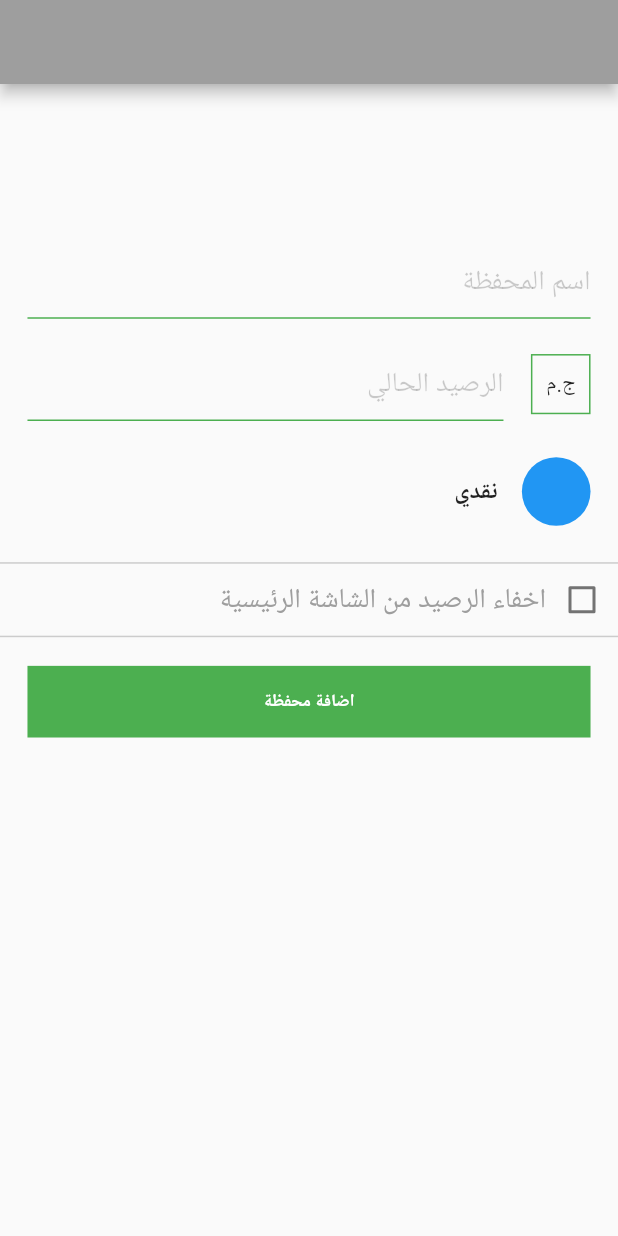
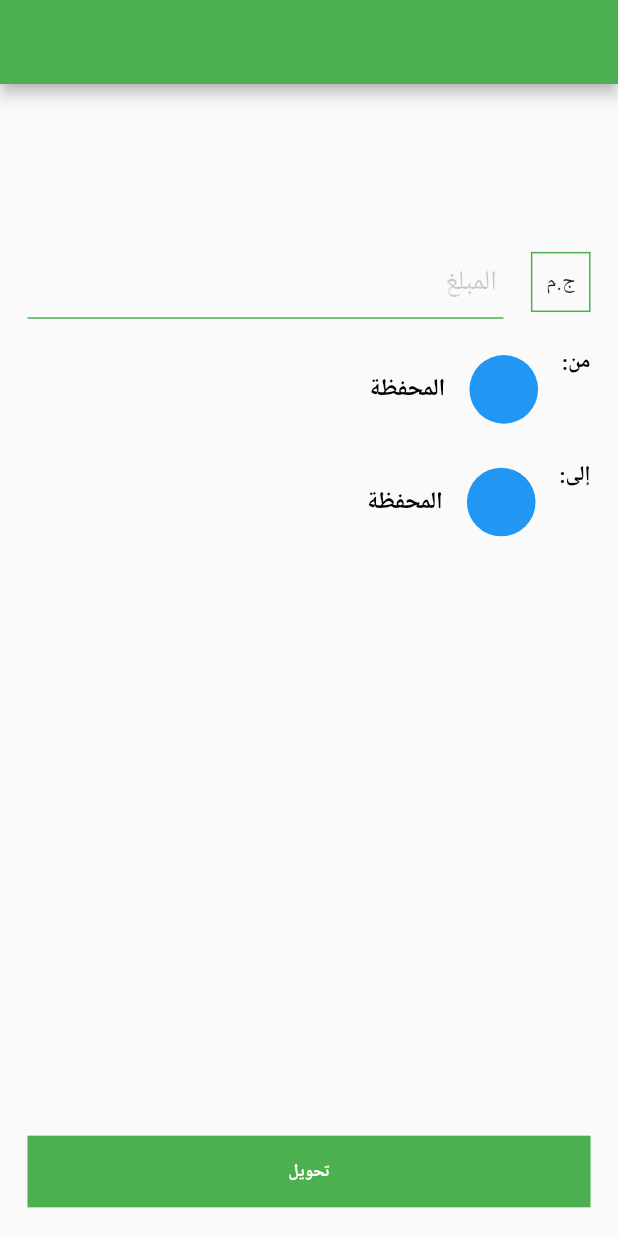
Before and after one commit to Basel85/masaref, a Flutter app: the screen it shows after launch, on a phone screen of 412 x 824 dp. Run offline on Flutter 3.47's test engine with Material 2 defaults, Android fonts, the phone set to English and light mode, and no system bars; our stand-ins replace flutter_bloc, flutter_screenutil, google_fonts, shared_preferences; Roboto replaces fonts that are missing (Cairo).

Commit message:
exchange between two wallets almost done

```diff
--- /dev/null
+++ b/lib/core/widgets/price_text_form_field.dart
@@ -0,0 +1,35 @@
+import 'package:flutter/material.dart';
+import 'package:flutter_screenutil/flutter_screenutil.dart';
+import 'package:masaref/core/utils/app_colors.dart';
+import 'package:masaref/core/widgets/custom_form_field.dart';
+
+class PriceTextFormField extends StatelessWidget {
+  const PriceTextFormField({super.key});
+
+  @override
+  Widget build(BuildContext context) {
+    return Padding(
+      padding: EdgeInsets.symmetric(horizontal: 16.0.w),
+      child: Row(
+        children: [
+          Container(
+            padding: EdgeInsets.symmetric(horizontal: 8.w, vertical: 8.h),
+            decoration: BoxDecoration(
+              border: Border.all(color: AppColors.primaryColor),
+            ),
+            child: const Text("ج.م"),
+          ),
+          SizedBox(
+            width: 16.w,
+          ),
+          Expanded(
+            child: CustomFormField(
+              hinttext: " المبلغ",
+              hintsize: 14.sp,
+            ),
+          ),
+        ],
+      ),
+    );
+  }
+}
--- a/lib/features/add_new_wallet/presentation/add_new_wallet.dart
+++ b/lib/features/add_new_wallet/presentation/add_new_wallet.dart
@@ -5,6 +5,7 @@ import 'package:flutter_screenutil/flutter_screenutil.dart';
 import 'package:masaref/core/utils/app_colors.dart';
 import 'package:masaref/core/widgets/custom_button.dart';
 import 'package:masaref/core/widgets/custom_form_field.dart';
+import 'package:masaref/core/widgets/price_text_form_field.dart';
 import 'package:masaref/features/add_new_wallet/cubits/check_box/check_box_cubit.dart';
 import 'package:masaref/features/add_new_wallet/cubits/check_box/check_box_states.dart';
 
@@ -34,32 +35,7 @@ class AddNewWalletScreen extends StatelessWidget {
             SizedBox(
               height: 16.h,
             ),
-            Padding(
-              padding: EdgeInsets.symmetric(
-                horizontal: 16.w,
-              ),
-              child: Row(
-                children: [
-                  Container(
-                    padding:
-                        EdgeInsets.symmetric(horizontal: 8.w, vertical: 8.h),
-                    decoration: BoxDecoration(
-                      border: Border.all(color: AppColors.primaryColor),
-                    ),
-                    child: const Text("ج.م"),
-                  ),
-                  SizedBox(
-                    width: 16.w,
-                  ),
-                  Expanded(
-                    child: CustomFormField(
-                      hinttext: "الرصيد الحالي",
-                      hintsize: 14.sp,
-                    ),
-                  ),
-                ],
-              ),
-            ),
+            const PriceTextFormField(),
             SizedBox(
               height: 16.h,
             ),
--- /dev/null
+++ b/lib/features/exchange_between_two_wallets/presentation/exchange_between_two_wallets_screen.dart
@@ -0,0 +1,43 @@
+import 'package:flutter/material.dart';
+import 'package:flutter_screenutil/flutter_screenutil.dart';
+import 'package:masaref/core/utils/app_colors.dart';
+import 'package:masaref/features/exchange_between_two_wallets/presentation/widgets/exchange_button.dart';
+import 'package:masaref/features/exchange_between_two_wallets/presentation/widgets/from_wallet.dart';
+import 'package:masaref/core/widgets/price_text_form_field.dart';
+import 'package:masaref/features/exchange_between_two_wallets/presentation/widgets/to_wallet.dart';
+
+class ExchangeBetweenTwoWallets extends StatelessWidget {
+  const ExchangeBetweenTwoWallets({super.key});
+
+  @override
+  Widget build(BuildContext context) {
+    return Scaffold(
+        appBar: AppBar(
+          backgroundColor: AppColors.primaryColor,
+        ),
+        body: Directionality(
+          textDirection: TextDirection.rtl,
+          child: Column(
+            children: [
+              Expanded(
+                child: ListView(
+                  padding: EdgeInsets.symmetric(vertical: 90.h),
+                  children: [
+                    const PriceTextFormField(),
+                    SizedBox(
+                      height: 16.h,
+                    ),
+                    const FromWallet(),
+                    SizedBox(
+                      height: 16.h,
+                    ),
+                    const ToWallet()
+                  ],
+                ),
+              ),
+              const ExchangeButton()
+            ],
+          ),
+        ));
+  }
+}
--- /dev/null
+++ b/lib/features/exchange_between_two_wallets/presentation/widgets/exchange_button.dart
@@ -0,0 +1,17 @@
+import 'package:flutter/material.dart';
+import 'package:flutter_screenutil/flutter_screenutil.dart';
+import 'package:masaref/core/widgets/custom_button.dart';
+
+class ExchangeButton extends StatelessWidget {
+  const ExchangeButton({super.key});
+
+  @override
+  Widget build(BuildContext context) {
+    return Padding(
+      padding: EdgeInsets.symmetric(horizontal: 16.w, vertical: 16.h),
+      child: const CustomButton(
+        title: "تحويل",
+      ),
+    );
+  }
+}
--- /dev/null
+++ b/lib/features/exchange_between_two_wallets/presentation/widgets/from_to_wallet.dart
@@ -0,0 +1,34 @@
+import 'package:flutter/material.dart';
+import 'package:flutter_screenutil/flutter_screenutil.dart';
+
+class FromToWallet extends StatelessWidget {
+  final String text;
+  const FromToWallet({super.key, required this.text});
+
+  @override
+  Widget build(BuildContext context) {
+    return Row(
+      crossAxisAlignment: CrossAxisAlignment.start,
+      children: [
+        Text(
+          text,
+          style:
+              const TextStyle(color: Colors.black, fontWeight: FontWeight.bold),
+        ),
+        Expanded(
+          child: ListTile(
+            leading: CircleAvatar(
+              backgroundColor: Colors.blue,
+              radius: 20.r,
+            ),
+            title: const Text(
+              "المحفظة",
+              style:
+                  TextStyle(color: Colors.black, fontWeight: FontWeight.bold),
+            ),
+          ),
+        ),
+      ],
+    );
+  }
+}
--- /dev/null
+++ b/lib/features/exchange_between_two_wallets/presentation/widgets/from_wallet.dart
@@ -0,0 +1,17 @@
+import 'package:flutter/material.dart';
+import 'package:flutter_screenutil/flutter_screenutil.dart';
+import 'package:masaref/features/exchange_between_two_wallets/presentation/widgets/from_to_wallet.dart';
+
+class FromWallet extends StatelessWidget {
+  const FromWallet({super.key});
+
+  @override
+  Widget build(BuildContext context) {
+    return Padding(
+      padding: EdgeInsets.symmetric(horizontal: 16.0.w),
+      child: const FromToWallet(
+        text: "من:",
+      ),
+    );
+  }
+}
--- /dev/null
+++ b/lib/features/exchange_between_two_wallets/presentation/widgets/to_wallet.dart
@@ -0,0 +1,15 @@
+import 'package:flutter/material.dart';
+import 'package:flutter_screenutil/flutter_screenutil.dart';
+import 'package:masaref/features/exchange_between_two_wallets/presentation/widgets/from_to_wallet.dart';
+
+class ToWallet extends StatelessWidget {
+  const ToWallet({super.key});
+
+  @override
+  Widget build(BuildContext context) {
+    return Padding(
+      padding: EdgeInsets.symmetric(horizontal: 16.0.w),
+      child: const FromToWallet(text: "إلى:"),
+    );
+  }
+}
--- a/lib/main.dart
+++ b/lib/main.dart
@@ -5,8 +5,8 @@ import 'package:google_fonts/google_fonts.dart';
 import 'package:masaref/core/helpers/cache_helper.dart';
 import 'package:masaref/core/helpers/observer.dart';
 import 'package:masaref/features/add_new_wallet/cubits/check_box/check_box_cubit.dart';
-import 'package:masaref/features/add_new_wallet/cubits/check_box/check_box_states.dart';
 import 'package:masaref/features/add_new_wallet/presentation/add_new_wallet.dart';
+import 'package:masaref/features/exchange_between_two_wallets/presentation/exchange_between_two_wallets_screen.dart';
 import 'package:masaref/features/main/cubits/bottom_navigation_bar/bottom_navigation_bar_cubit.dart';
 import 'package:masaref/features/main/presentation/main_screen.dart';
 
@@ -33,7 +33,7 @@ class MyApp extends StatelessWidget {
         ),
         home: BlocProvider<BottomNavigationBarCubit>(
             create: (context) => BottomNavigationBarCubit(),
-            child: BlocProvider<CheckBoxCubit>(create: (context) => CheckBoxCubit(),child: const AddNewWalletScreen())),
+            child: const ExchangeBetweenTwoWallets()),
       ),
     );
   }
```
